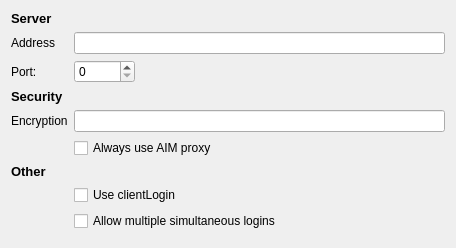
Before: the Qt Designer form haze/aim-server-settings-widget.ui in KDE/ktp-accounts-kcm, drawn with Qt 5.
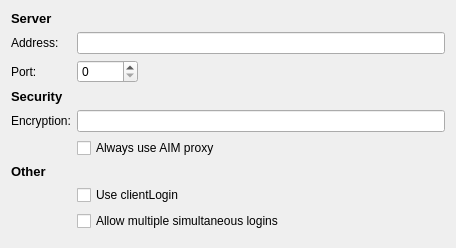
After: the same form once the commit is applied. Custom widgets are drawn as their Qt base class.

What changed in the file:
```diff
--- a/haze/aim-server-settings-widget.ui
+++ b/haze/aim-server-settings-widget.ui
@@ -40,7 +40,7 @@
    <item row="1" column="0">
     <widget class="QLabel" name="serverAddressLabel">
      <property name="text">
-      <string>Address</string>
+      <string>Address:</string>
      </property>
     </widget>
    </item>
@@ -87,7 +87,7 @@
    <item row="4" column="0">
     <widget class="QLabel" name="encryptionLabel">
      <property name="text">
-      <string>Encryption</string>
+      <string>Encryption:</string>
      </property>
     </widget>
    </item>
```
